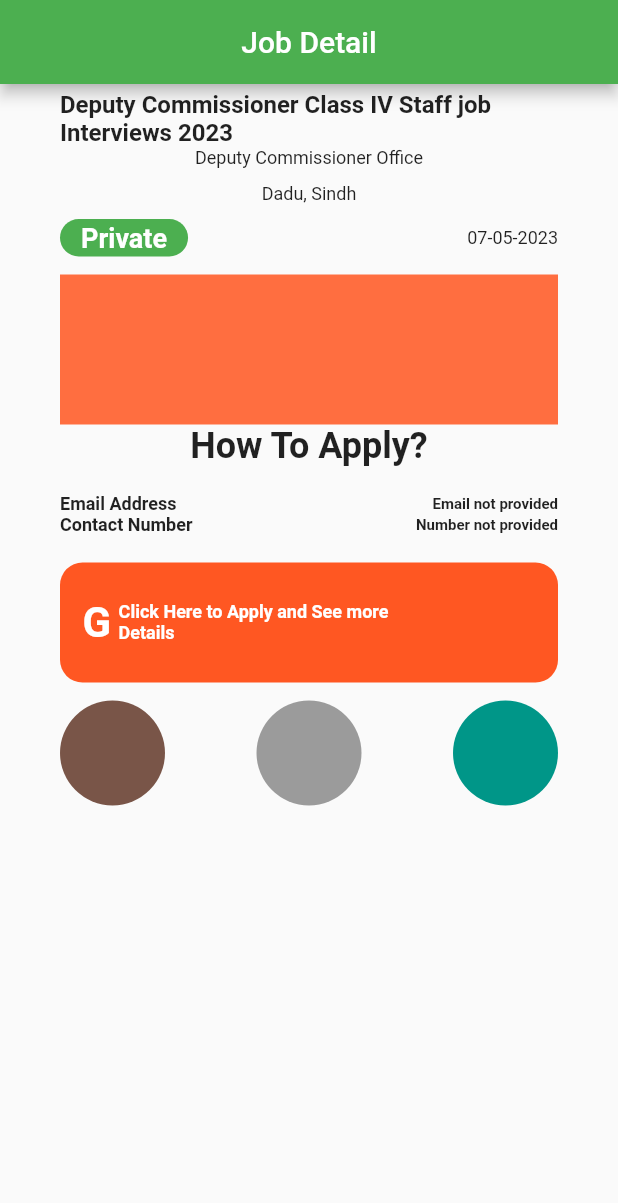
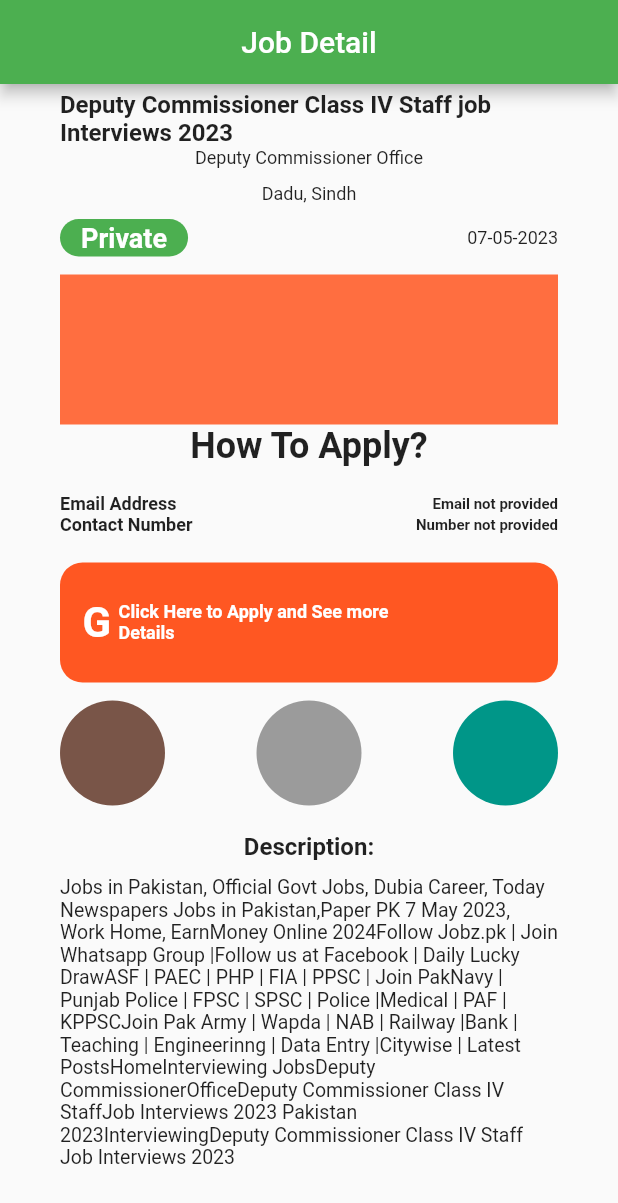
Before and after one commit to aftab998/job_finder, a Flutter app: the screen it shows after launch, on a phone screen of 412 x 824 dp. Shown: the top 1203 px of the screen. Run offline on Flutter 3.47's test engine with Material 2 defaults, Android fonts, the phone set to English and light mode, and no system bars; our stand-ins replace pie_chart.

Commit message:
changes done

```diff
--- a/lib/screens/detail.dart
+++ b/lib/screens/detail.dart
@@ -20,6 +20,7 @@ class _detailState extends State<detail> {
           padding: const EdgeInsets.symmetric(horizontal: 40.0, vertical: 4),
           child: SingleChildScrollView(
             child: Column(
+
               children: [
                 Text("Deputy Commissioner Class IV Staff job Interviews 2023", style: TextStyle(fontSize: 16,fontWeight: FontWeight.bold),),
                 Text("Deputy Commissioner Office",style: TextStyle(fontSize: 12),),
@@ -121,7 +122,29 @@ class _detailState extends State<detail> {
                       ),
                     ),
                   ],
-                )
+                ),
+                const SizedBox(height: 18,),
+
+
+                Text("Description:", style: TextStyle(fontSize: 16,fontWeight: FontWeight.bold)),
+                const SizedBox(height: 10,),
+                Text("Jobs in Pakistan, Official Govt Jobs, Dubia"
+                    " Career, Today Newspapers Jobs in Pakistan,"
+                    "Paper PK 7 May 2023, Work Home, Earn"
+                    "Money Online 2024"
+                    "Follow Jobz.pk | Join Whatsapp Group |"
+                    "Follow us at Facebook | Daily Lucky Draw"
+                    "ASF | PAEC | PHP | FIA | PPSC | Join Pak"
+                    "Navy | Punjab Police | FPSC | SPSC | Police |"
+                    "Medical | PAF | KPPSC"
+                    "Join Pak Army | Wapda | NAB | Railway |"
+                    "Bank | Teaching | Engineerinng | Data Entry |"
+                    "Citywise | Latest Posts"
+                    "HomeInterviewing JobsDeputy Commissioner"
+                    "OfficeDeputy Commissioner Class IV Staff"
+                    "Job Interviews 2023 Pakistan 2023"
+                    "Interviewing"
+                    "Deputy Commissioner Class IV Staff Job Interviews 2023",style: TextStyle(fontSize: 13,))
 
 
               ],
```
